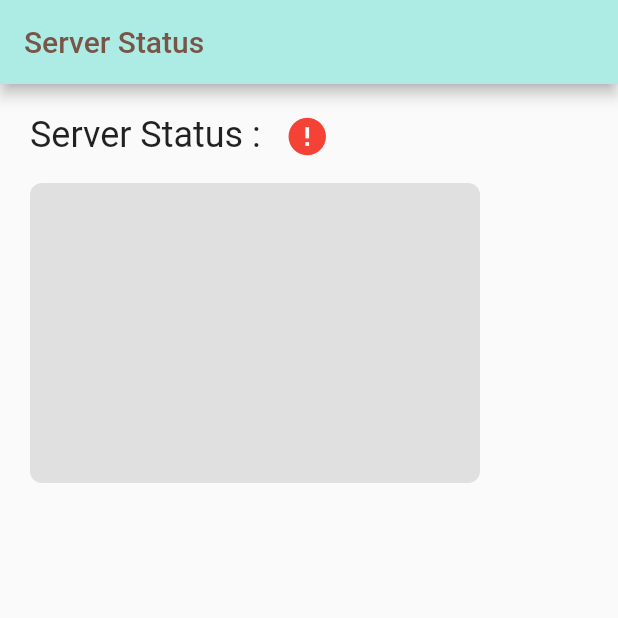
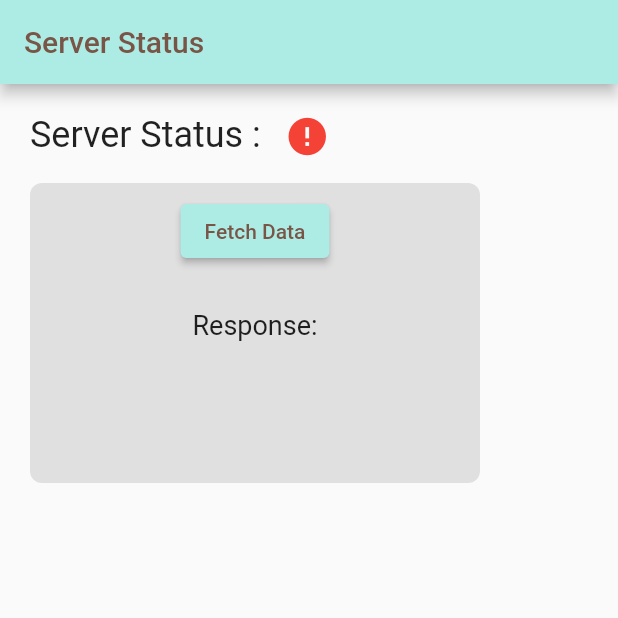
Before and after one commit to malavikaac/flutter_Server_Status, a Flutter app: the screen it shows after launch, on a phone screen of 412 x 824 dp, the top half of it. Run offline on Flutter 3.47's test engine with Material 2 defaults, Android fonts, the phone set to English and light mode, and no system bars.

Commit message:
status response

```diff
--- a/lib/StatusScreen.dart
+++ b/lib/StatusScreen.dart
@@ -1,3 +1,4 @@
+import 'package:file/widget.dart';
 import 'package:flutter/material.dart';
 import 'package:http/http.dart' as http;
 import 'dart:async';
@@ -32,7 +33,7 @@ class _ServerStatusScreenState extends State<ServerStatusScreen> {
   Future<void> checkServerStatus() async {
     try {
       final response = await http
-          .get(Uri.parse('http://your-server-url.com'));
+          .get(Uri.parse('https://test-atre-server-v2.up.railway.app/'));
       if (response.statusCode == 200) {
         print(response.body);
         print('Request successful');
@@ -94,8 +95,8 @@ class _ServerStatusScreenState extends State<ServerStatusScreen> {
                 decoration: BoxDecoration(
                   borderRadius: BorderRadius.circular(8),
                   color: Color.fromARGB(255, 224, 224, 224),
-
                 ),
+                child: MyHomePage(),
               )
             ],
           ),
--- /dev/null
+++ b/lib/widget.dart
@@ -0,0 +1,64 @@
+import 'package:flutter/material.dart';
+import 'package:http/http.dart' as http;
+import 'dart:convert';
+
+class MyHomePage extends StatefulWidget {
+  @override
+  _MyHomePageState createState() => _MyHomePageState();
+}
+
+class _MyHomePageState extends State<MyHomePage> {
+  String _response = '';
+
+  Future<void> fetchData() async {
+    final response = await http.get(Uri.parse('https://test-atre-server-v2.up.railway.app/'));
+
+    if (response.statusCode == 200) {
+      // If the request is successful, update the UI with the response body
+      setState(() {
+        _response = response.body;
+      });
+    } else {
+      // Handle any errors that occur during the request
+      print('Request failed with status: ${response.statusCode}.');
+    }
+  }
+
+  @override
+  Widget build(BuildContext context) {
+    return  Center(
+        child: Column(
+          mainAxisAlignment: MainAxisAlignment.center,
+          children: <Widget>[
+            Padding(
+              padding: const EdgeInsets.all(8.0),
+              child: ElevatedButton(
+              style: ElevatedButton.styleFrom(
+              primary: Color.fromARGB(255, 173, 236, 228),
+
+                   ),
+                onPressed: fetchData,
+                child: Text('Fetch Data',style: TextStyle(color: Colors.brown),),
+              ),
+            ),
+            SizedBox(height: 20),
+            Text(
+              'Response:',
+              style: TextStyle(fontSize: 18),
+
+            ),
+            SizedBox(height: 10),
+            Expanded(
+              child: SingleChildScrollView(
+                child: Text(
+                  _response,
+                  style: TextStyle(fontSize: 16),
+                ),
+              ),
+            ),
+          ],
+        ),
+      );
+
+  }
+}
```
Also changed, not shown: lib/homepage.dart (+55 -55 lines).
